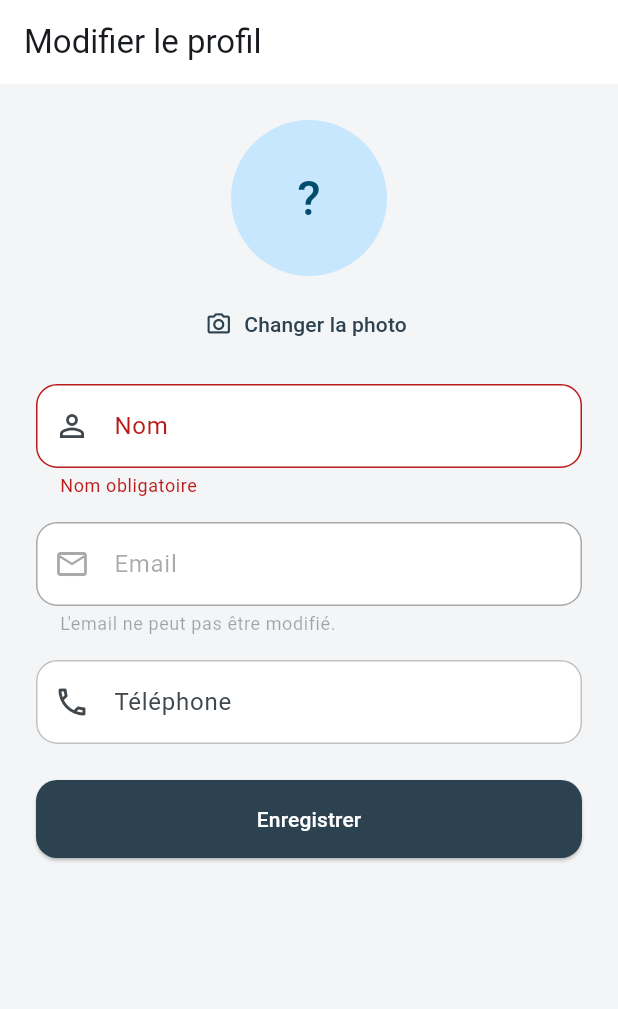
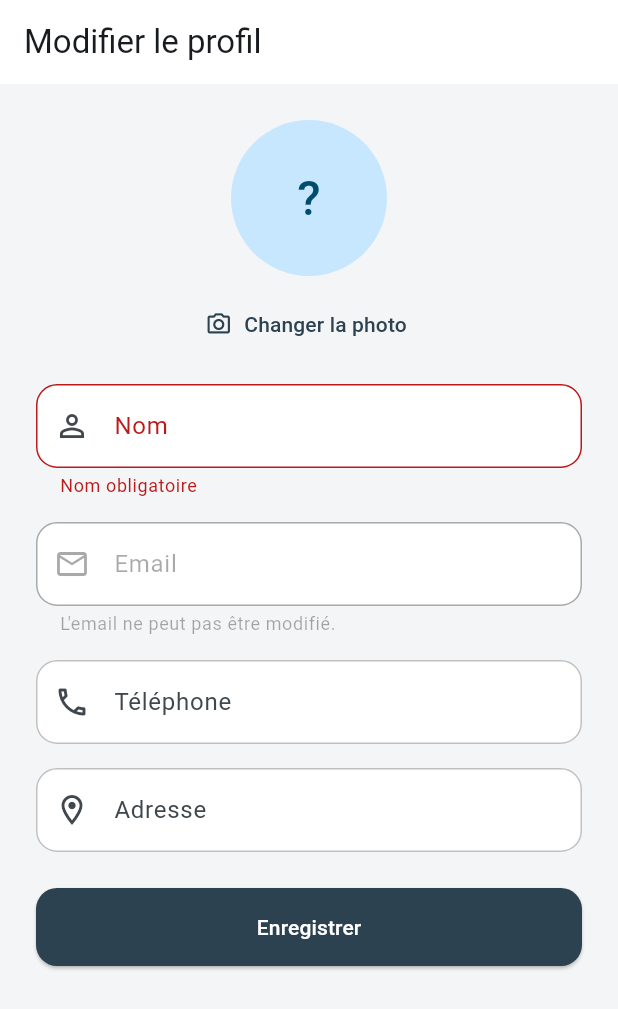
Before and after one commit to ChaourLina/Livin_app, a Flutter app: the EditProfilePage screen opened by its route, after a tap on "Enregistrer", on a phone screen of 412 x 824 dp. Shown: the top 1009 px of the screen. Run offline on Flutter 3.47's test engine with Material 3 defaults, Android fonts, the phone set to English and light mode, and no system bars; our stand-ins replace cloud_firestore, connectivity_plus, dio, equatable, firebase_auth, firebase_core and 5 more; accounts and stored records are empty.

Commit message:
Add address to sign-up and profile

```diff
--- a/livin_app/lib/features/auth/data/models/auth_model.dart
+++ b/livin_app/lib/features/auth/data/models/auth_model.dart
@@ -5,6 +5,7 @@ class AuthModel {
   final String email;
   final String name;
   final String phone;
+  final String address;
   final String photoUrl;
 
   AuthModel({
@@ -12,6 +13,7 @@ class AuthModel {
     required this.email,
     required this.name,
     this.phone = '',
+    this.address = '',
     this.photoUrl = '',
   });
 
@@ -21,6 +23,7 @@ class AuthModel {
       email: json['email'],
       name: json['name'],
       phone: json['phone'] ?? '',
+      address: json['address'] ?? '',
       photoUrl: json['photoUrl'] ?? '',
     );
   }
@@ -31,6 +34,7 @@ class AuthModel {
       'email': email,
       'name': name,
       'phone': phone,
+      'address': address,
       'photoUrl': photoUrl,
     };
   }
@@ -41,6 +45,7 @@ class AuthModel {
       email: email,
       name: name,
       phone: phone,
+      address: address,
       photoUrl: photoUrl,
     );
   }
@@ -51,6 +56,7 @@ class AuthModel {
       email: user.email,
       name: user.name,
       phone: user.phone,
+      address: user.address,
       photoUrl: user.photoUrl,
     );
   }
--- a/livin_app/lib/features/auth/domain/entities/auth_user.dart
+++ b/livin_app/lib/features/auth/domain/entities/auth_user.dart
@@ -5,6 +5,7 @@ class AuthUser extends Equatable {
   final String email;
   final String name;
   final String phone;
+  final String address;
   final String photoUrl;
 
   const AuthUser({
@@ -12,9 +13,10 @@ class AuthUser extends Equatable {
     required this.email,
     required this.name,
     this.phone = '',
+    this.address = '',
     this.photoUrl = '',
   });
 
   @override
-  List<Object?> get props => [uid, email, name, phone, photoUrl];
+  List<Object?> get props => [uid, email, name, phone, address, photoUrl];
 }
--- a/livin_app/lib/features/auth/domain/repositories/auth_repository.dart
+++ b/livin_app/lib/features/auth/domain/repositories/auth_repository.dart
@@ -29,12 +29,14 @@ class AuthRepository {
     required String name,
     required String email,
     required String password,
+    required String address,
   }) {
     return guard<void>(
       () => remoteDataSource.register(
         name: name,
         email: email,
         password: password,
+        address: address,
       ),
     );
   }
@@ -66,6 +68,7 @@ class AuthRepository {
     required AuthUser user,
     required String name,
     required String phone,
+    required String address,
     String? newPhotoPath,
   }) {
     return guard(() async {
@@ -77,6 +80,7 @@ class AuthRepository {
         uid: user.uid,
         name: name,
         phone: phone,
+        address: address,
         photoUrl: photoUrl,
       );
       return model.toEntity();
--- a/livin_app/lib/features/auth/presentation/blocs/auth_bloc/auth_bloc.dart
+++ b/livin_app/lib/features/auth/presentation/blocs/auth_bloc/auth_bloc.dart
@@ -57,6 +57,7 @@ class AuthBloc extends Bloc<AuthEvent, AuthState> {
       name: event.name,
       email: event.email,
       password: event.password,
+      address: event.address,
     );
     result.fold(
       (failure) => emit(AuthFailure(message: failure.message)),
@@ -110,6 +111,7 @@ class AuthBloc extends Bloc<AuthEvent, AuthState> {
       user: current.user,
       name: event.name,
       phone: event.phone,
+      address: event.address,
       newPhotoPath: event.newPhotoPath,
     );
     result.fold(
--- a/livin_app/lib/features/auth/presentation/blocs/auth_bloc/auth_event.dart
+++ b/livin_app/lib/features/auth/presentation/blocs/auth_bloc/auth_event.dart
@@ -25,15 +25,17 @@ class AuthRegisterSubmitted extends AuthEvent {
   final String name;
   final String email;
   final String password;
+  final String address;
 
   const AuthRegisterSubmitted({
     required this.name,
     required this.email,
     required this.password,
+    required this.address,
   });
 
   @override
-  List<Object?> get props => [name, email, password];
+  List<Object?> get props => [name, email, password, address];
 }
 
 class AuthPasswordResetRequested extends AuthEvent {
@@ -65,14 +67,16 @@ class AuthLoggedOut extends AuthEvent {
 class AuthProfileUpdated extends AuthEvent {
   final String name;
   final String phone;
+  final String address;
   final String? newPhotoPath;
 
   const AuthProfileUpdated({
     required this.name,
     required this.phone,
+    required this.address,
     this.newPhotoPath,
   });
 
   @override
-  List<Object?> get props => [name, phone, newPhotoPath];
+  List<Object?> get props => [name, phone, address, newPhotoPath];
 }
--- a/livin_app/lib/features/auth/presentation/views/pages/edit_profile_page.dart
+++ b/livin_app/lib/features/auth/presentation/views/pages/edit_profile_page.dart
@@ -21,6 +21,7 @@ class _EditProfilePageState extends State<EditProfilePage> {
   final _picker = ImagePicker();
   late final TextEditingController _nameController;
   late final TextEditingController _phoneController;
+  late final TextEditingController _addressController;
   late final TextEditingController _emailController;
   String? _newPhotoPath;
 
@@ -31,6 +32,7 @@ class _EditProfilePageState extends State<EditProfilePage> {
     final user = state is AuthSuccess ? state.user : null;
     _nameController = TextEditingController(text: user?.name ?? '');
     _phoneController = TextEditingController(text: user?.phone ?? '');
+    _addressController = TextEditingController(text: user?.address ?? '');
     _emailController = TextEditingController(text: user?.email ?? '');
   }
 
@@ -38,6 +40,7 @@ class _EditProfilePageState extends State<EditProfilePage> {
   void dispose() {
     _nameController.dispose();
     _phoneController.dispose();
+    _addressController.dispose();
     _emailController.dispose();
     super.dispose();
   }
@@ -58,6 +61,7 @@ class _EditProfilePageState extends State<EditProfilePage> {
           AuthProfileUpdated(
             name: _nameController.text.trim(),
             phone: _phoneController.text.trim(),
+            address: _addressController.text.trim(),
             newPhotoPath: _newPhotoPath,
           ),
         );
@@ -158,6 +162,24 @@ class _EditProfilePageState extends State<EditProfilePage> {
                         return null;
                       },
                     ),
+                    const SizedBox(height: 16),
+                    TextFormField(
+                      controller: _addressController,
+                      keyboardType: TextInputType.streetAddress,
+                      textCapitalization: TextCapitalization.sentences,
+                      decoration: appInputDecoration(
+                        context,
+                        'Adresse',
+                        icon: Icons.location_on_outlined,
+                      ),
+                      validator: (value) {
+                        final text = value?.trim() ?? '';
+                        if (text.isNotEmpty && text.length < 5) {
+                          return 'Adresse trop courte';
+                        }
+                        return null;
+                      },
+                    ),
                     const SizedBox(height: 24),
                     SizedBox(
                       width: double.infinity,
```
Also changed, not shown: livin_app/lib/features/auth/data/data_sources/remote/auth_remote_data_source.dart (+14 -2 lines), livin_app/lib/features/auth/presentation/views/pages/profile_page.dart (+7 -0 lines), livin_app/lib/features/auth/presentation/views/pages/register_page.dart (+18 -0 lines).
